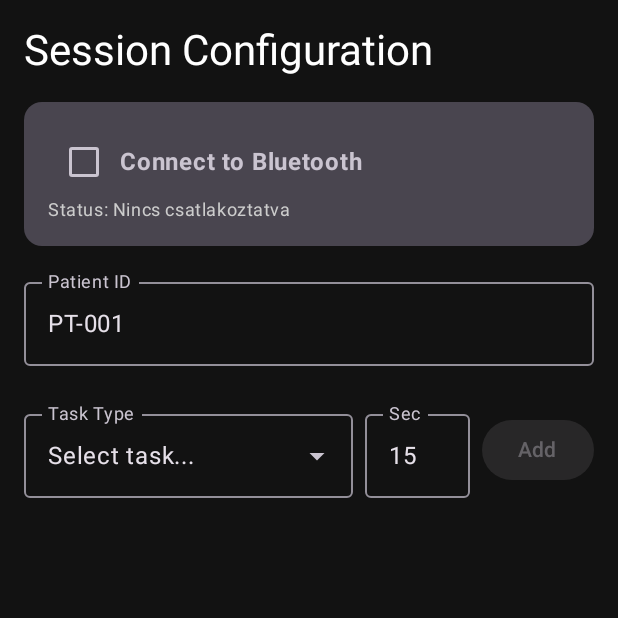
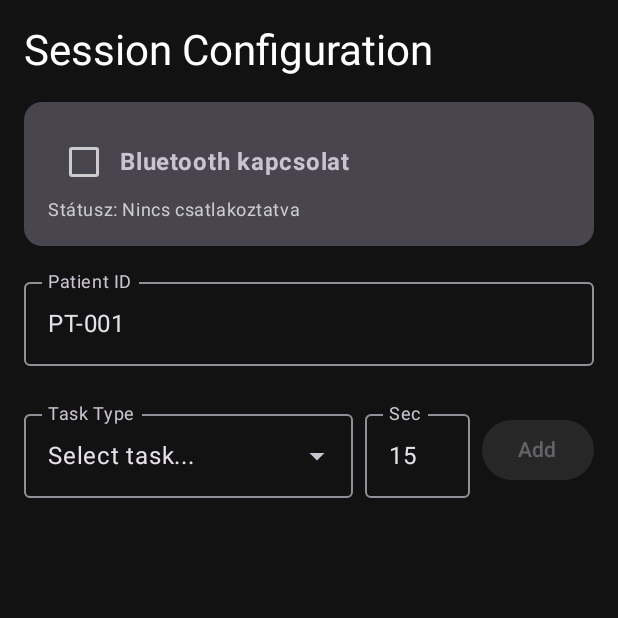
Before and after one commit to bogyoGH/RehabApp_thesis, an Android app built with Jetpack Compose: the screen it shows after launch (MainActivity), on a phone screen of 412 x 824 dp, the top half of it. Run offline under Robolectric (Android 15) with nearby library versions, the phone set to English and light mode, and no system bars.

Commit message:
Implement Bluetooth connection handling and status updates in SessionViewModel and UI

```diff
--- a/composeApp/src/commonMain/kotlin/org/example/project/SensoriaBluetoothManager.kt
+++ b/composeApp/src/commonMain/kotlin/org/example/project/SensoriaBluetoothManager.kt
@@ -12,6 +12,8 @@ import kotlinx.coroutines.flow.Flow
 
 expect class SensoriaBluetoothManager(scope: CoroutineScope) {
 
-    suspend fun connectAndListen(): Flow<SensoriaData>
+    suspend fun connectAndListen(onStatusChange: (String) -> Unit): Flow<SensoriaData>
+
+    suspend fun disconnect()
 
 }
--- a/composeApp/src/commonMain/kotlin/org/example/project/ui/App.kt
+++ b/composeApp/src/commonMain/kotlin/org/example/project/ui/App.kt
@@ -27,20 +27,23 @@ fun App() {
         val viewModel = remember { SessionViewModel() }
         var currentScreen by remember { mutableStateOf<Screen>(Screen.Config) }
         val selectedTasks = remember { mutableStateListOf<ScheduledTask>() }
-        var patientId by remember { mutableStateOf("PT-001") }
+
+
 
         Surface(modifier = Modifier.fillMaxSize(), color = MaterialTheme.colorScheme.background) {
             when (currentScreen) {
                 is Screen.Config -> ConfigScreen(
-                    patientId = patientId,
-                    onPatientIdChange = { patientId = it },
+
+                    patientId = viewModel.patientId,
+                    onPatientIdChange = { viewModel.patientId = it },
                     selectedTasks = selectedTasks,
-                    // --- EZEK A SOROK HIÁNYZOTTAK ---
+
+                    // --- FRISSÍTETT BLUETOOTH BEKÖTÉS ---
+                    isBluetoothEnabled = viewModel.isBluetoothEnabled,
                     bluetoothStatus = viewModel.bluetoothStatus,
-                    isBluetoothConnected = viewModel.isBluetoothConnected,
-                    isScanning = viewModel.isScanning,
-                    onConnectBluetooth = { viewModel.connectToBluetooth() },
-                    // -------------------------------
+                    onToggleBluetooth = { isChecked -> viewModel.toggleBluetooth(isChecked) },
+                    // -----------------------------------
+
                     onStart = {
                         if (selectedTasks.isNotEmpty()) {
                             viewModel.startSession(selectedTasks)
--- a/composeApp/src/commonMain/kotlin/org/example/project/ui/ConfigScreen.kt
+++ b/composeApp/src/commonMain/kotlin/org/example/project/ui/ConfigScreen.kt
@@ -35,10 +35,9 @@ fun ConfigScreen(
     patientId: String,
     onPatientIdChange: (String) -> Unit,
     selectedTasks: MutableList<ScheduledTask>,
+    isBluetoothEnabled: Boolean,
     bluetoothStatus: String,
-    isBluetoothConnected: Boolean,
-    isScanning: Boolean,
-    onConnectBluetooth: () -> Unit,
+    onToggleBluetooth: (Boolean) -> Unit,
     onStart: () -> Unit,
     onClearSession: () -> Unit,
     onOpenSavedSessions: () -> Unit
@@ -59,30 +58,35 @@ fun ConfigScreen(
             Column(modifier = Modifier.padding(16.dp)) {
                 Row(verticalAlignment = Alignment.CenterVertically) {
                     Checkbox(
-                        checked = isBluetoothConnected || isScanning,
-                        onCheckedChange = { if (it) onConnectBluetooth() },
-                        enabled = !isBluetoothConnected && !isScanning // Csak ha nincs még kész
+                        checked = isBluetoothEnabled,
+                        onCheckedChange = { isChecked -> onToggleBluetooth(isChecked) },
+                        colors = CheckboxDefaults.colors(
+                            checkedColor = Color(0xFF4CAF50),
+                            uncheckedColor = Color.LightGray
+                        )
                     )
-                    Text("Connect to Bluetooth", fontWeight = FontWeight.Bold)
+                    Text("Bluetooth kapcsolat", fontWeight = FontWeight.Bold)
 
-                    if (isScanning) {
+                    // Pörgő ikon, amíg keres vagy csatlakozik
+                    if (bluetoothStatus.contains("Keresés") || bluetoothStatus.contains("Csatlakozás")) {
                         Spacer(Modifier.width(8.dp))
                         CircularProgressIndicator(modifier = Modifier.size(20.dp), strokeWidth = 2.dp)
                     }
                 }
 
+                // Dinamikus státuszszöveg színezés
                 Text(
-                    text = "Status: $bluetoothStatus",
+                    text = "Státusz: $bluetoothStatus",
                     style = MaterialTheme.typography.bodySmall,
                     color = when {
-                        isBluetoothConnected -> Color(0xFF4CAF50) // Zöld
-                        bluetoothStatus.startsWith("Hiba") -> Color(0xFFEF5350) // Piros
-                        else -> Color.LightGray
+                        bluetoothStatus.contains("Hiba") || bluetoothStatus.contains("Megszakadt") -> Color(0xFFEF5350) // Piros
+                        bluetoothStatus.contains("Adat fogadva") -> Color(0xFF4CAF50) // Zöld
+                        bluetoothStatus.contains("Csatlakoztatva") -> Color(0xFF64B5F6) // Kék
+                        else -> Color.LightGray // Alapértelmezett (pl. Leválasztva)
                     }
                 )
             }
         }
-
         OutlinedTextField(
             value = patientId,
             onValueChange = onPatientIdChange,
```
Also changed, not shown: composeApp/src/androidMain/kotlin/org/example/project/SensoriaBluetoothManager.kt (+41 -15 lines), composeApp/src/commonMain/kotlin/org/example/project/SessionViewModel.kt (+63 -30 lines).
